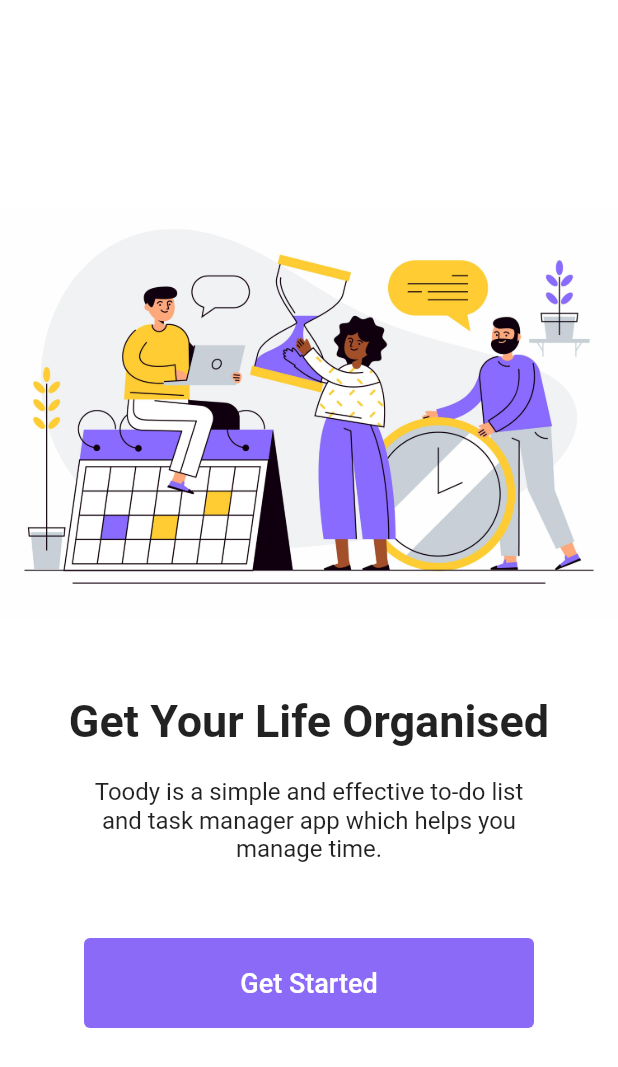
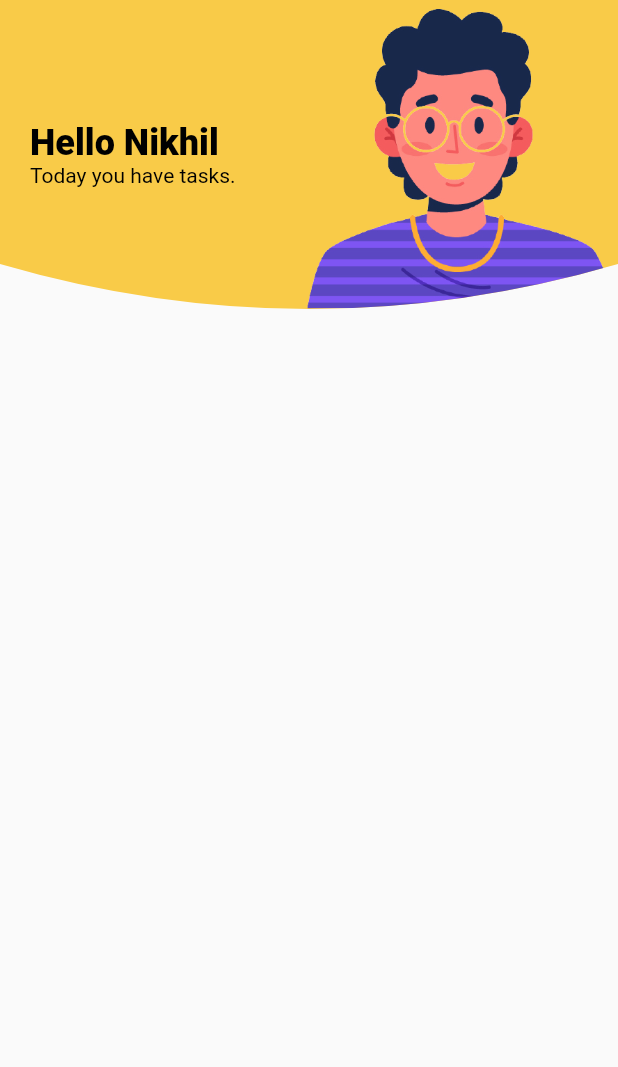
Before and after one commit to aminick21/Toody, a Flutter app: the screen it shows after launch, after a tap on "Get Started", on a phone screen of 412 x 824 dp. Shown: the top 1067 px of the screen. Run offline on Flutter 3.47's test engine with Material 2 defaults, Android fonts, the light colour scheme and no system bars.

Commit message:
added upper container

```diff
--- a/lib/screens/firstscreen.dart
+++ b/lib/screens/firstscreen.dart
@@ -1,6 +1,6 @@
 // ignore_for_file: prefer_const_constructors
-
 import 'package:flutter/material.dart';
+import 'package:toody/screens/secondscreen.dart';
 class FirstScreen extends StatelessWidget {
   const FirstScreen({Key? key}) : super(key: key);
   @override
@@ -38,7 +38,7 @@
             height: 50,
           ),
           TextButton(onPressed: (){
-            //Navigator.push(context, MaterialPageRoute(builder:(context)=>SecondScreen(),),);
+            Navigator.push(context, MaterialPageRoute(builder:(context)=>SecondScreen(),),);
           },
             child: Text("Get Started",
               style: TextStyle(
--- /dev/null
+++ b/lib/screens/secondscreen.dart
@@ -0,0 +1,29 @@
+// ignore_for_file: prefer_const_literals_to_create_immutables
+
+import 'package:flutter/material.dart';
+import 'package:toody/widget/lowercontainer.dart';
+import 'package:toody/widget/uppercontainer.dart';
+
+class SecondScreen extends StatefulWidget {
+  const SecondScreen({Key? key}) : super(key: key);
+
+  @override
+  _SecondScreenState createState() => _SecondScreenState();
+}
+
+class _SecondScreenState extends State<SecondScreen> {
+  @override
+  Widget build(BuildContext context) {
+    return SafeArea(
+      child: Scaffold(
+        body: Column(
+          children: [
+            UpperContainer(),
+            LowerContainer(),
+          ],
+        ),
+
+      ),
+    );
+  }
+}
--- /dev/null
+++ b/lib/widget/lowercontainer.dart
@@ -0,0 +1,17 @@
+import 'package:flutter/material.dart';
+
+class LowerContainer extends StatefulWidget {
+  const LowerContainer({Key? key}) : super(key: key);
+
+  @override
+  _LowerContainerState createState() => _LowerContainerState();
+}
+
+class _LowerContainerState extends State<LowerContainer> {
+  @override
+  Widget build(BuildContext context) {
+    return Container(
+
+    );
+  }
+}
--- /dev/null
+++ b/lib/widget/uppercontainer.dart
@@ -0,0 +1,74 @@
+// ignore_for_file: prefer_const_constructors, prefer_const_literals_to_create_immutables
+
+import 'package:flutter/material.dart';
+
+class UpperContainer extends StatefulWidget {
+  const UpperContainer({Key? key}) : super(key: key);
+  @override
+  _UpperContainerState createState() => _UpperContainerState();
+}
+class _UpperContainerState extends State<UpperContainer> {
+  @override
+  Widget build(BuildContext context) {
+    return ClipPath(
+      clipper: MyClipper(),
+      child: Container(
+        color:Color(0xFFf9cb48),
+        height: MediaQuery.of(context).size.height/4,
+        child:  Padding(
+          padding: const EdgeInsets.only(left: 20),
+          child: Row(
+            crossAxisAlignment: CrossAxisAlignment.center,
+
+            mainAxisAlignment: MainAxisAlignment.spaceBetween,
+            children: [
+              RichText(text: TextSpan(
+                children: [
+                  TextSpan(text:"Hello Nikhil\n",
+                      style: TextStyle(
+                          fontSize: 24,
+                          color:Colors.black,
+                          fontWeight: FontWeight.w800 )
+                  ),
+                  TextSpan(
+                      text: "Today you have tasks.",
+                      style: TextStyle(color: Colors.black))
+                ],),),
+              Image(
+                  image: AssetImage("assets/boy.jpg")),
+            ],
+          ),
+        ),
+
+      ),
+    );
+  }
+}
+class MyClipper extends CustomClipper<Path> {
+  @override
+  Path getClip(Size size) {
+    var path = Path();
+    path.lineTo(0.0, size.height - 30);
+
+    var firstControlPoint = Offset(size.width / 4, size.height);
+    var firstPoint = Offset(size.width / 2, size.height);
+    path.quadraticBezierTo(firstControlPoint.dx, firstControlPoint.dy,
+        firstPoint.dx, firstPoint.dy);
+
+    var secondControlPoint = Offset(size.width - (size.width / 4), size.height);
+    var secondPoint = Offset(size.width, size.height - 30);
+    path.quadraticBezierTo(secondControlPoint.dx, secondControlPoint.dy,
+        secondPoint.dx, secondPoint.dy);
+
+    path.lineTo(size.width, 0.0);
+    path.close();
+
+    return path;
+  }
+  @override
+  bool shouldReclip(covariant CustomClipper<Path> oldClipper) {
+    return false;
+  }
+
+
+}
```
